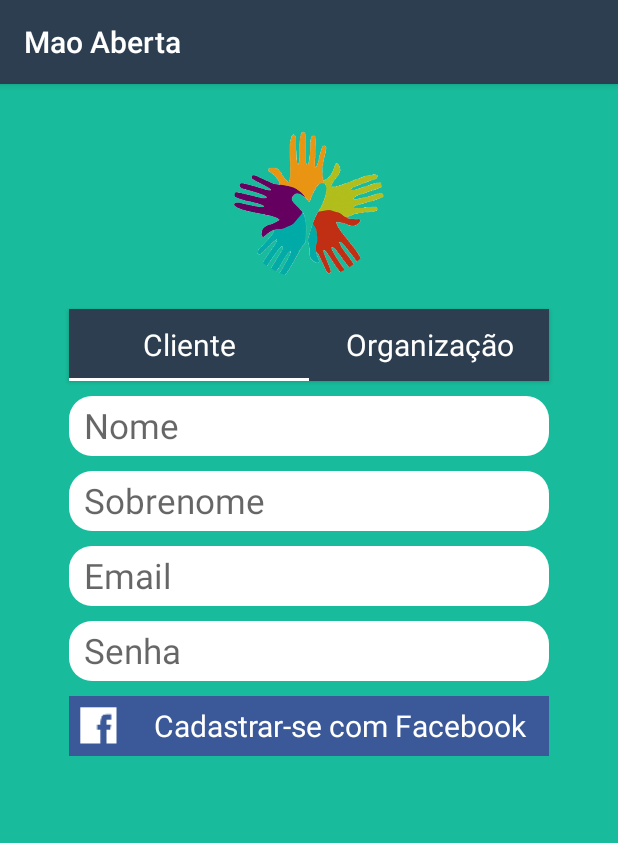
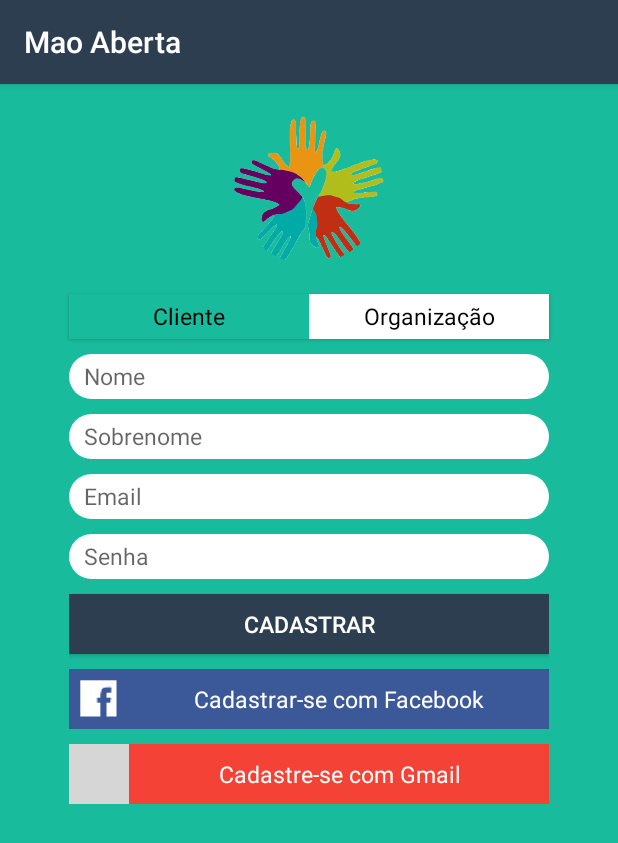
Before and after one commit to vicanalles/maoaberta, an Android app: the screen it shows after launch (CadastroActivity), after a tap on "Não tem cadastro? Cadastre-se agora!", on a phone screen of 412 x 824 dp. Shown: the top 843 px of the screen. Run offline under Robolectric (Android 15) with nearby library versions, the phone set to English and light mode, and no system bars; our stand-ins replace CircleImageView; grey boxes are pictures that could not be loaded.

Commit message:
Criacao tela de cadastro de cliente

```diff
--- a/app/src/main/java/com/maoaberta/vinicius/maoaberta/presentation/ui/activity/CadastroActivity.java
+++ b/app/src/main/java/com/maoaberta/vinicius/maoaberta/presentation/ui/activity/CadastroActivity.java
@@ -41,7 +41,7 @@ public class CadastroActivity extends AppCompatActivity {
         // Assiging the Sliding Tab Layout View
         tabs = (TabLayout) findViewById(R.id.tabs);
         tabs.setTabTextColors(ColorStateList.valueOf(Color.WHITE));
-        tabs.setSelectedTabIndicatorColor(Color.WHITE);
+        tabs.setSelectedTabIndicatorColor(getResources().getColor(R.color.backgroundColorApp));
         tabs.setupWithViewPager(pager);
 
         //Definição da fonte e da cor do texto das tabs
--- a/app/src/main/java/com/maoaberta/vinicius/maoaberta/presentation/ui/activity/LoginActivity.java
+++ b/app/src/main/java/com/maoaberta/vinicius/maoaberta/presentation/ui/activity/LoginActivity.java
@@ -39,8 +39,8 @@ public class LoginActivity extends AppCompatActivity {
         textViewAbrirCadastro = (TextView) findViewById(R.id.text_view_abrir_cadastro);
         buttonLogin = (Button) findViewById(R.id.button_login_app);
 
-        editTextEmail.setCompoundDrawablesWithIntrinsicBounds(R.drawable.ic_account_circle, 0, 0, 0);
-        editTextPassword.setCompoundDrawablesWithIntrinsicBounds(R.drawable.ic_lock_outline, 0, 0, 0);
+        //editTextEmail.setCompoundDrawablesWithIntrinsicBounds(R.drawable.ic_account_circle, 0, 0, 0);
+        //editTextPassword.setCompoundDrawablesWithIntrinsicBounds(R.drawable.ic_lock_outline, 0, 0, 0);
 
         textViewAbrirCadastro.setOnClickListener(new View.OnClickListener() {
             @Override
--- /dev/null
+++ b/app/src/main/res/drawable/tab_color_selector.xml
@@ -0,0 +1,5 @@
+<?xml version="1.0" encoding="utf-8"?>
+<selector xmlns:android="http://schemas.android.com/apk/res/android">
+    <item android:drawable="@color/backgroundColorApp" android:state_selected="true"/>
+    <item android:drawable="@color/textColorWhite"/>
+</selector>
--- a/app/src/main/res/layout/activity_cadastro.xml
+++ b/app/src/main/res/layout/activity_cadastro.xml
@@ -1,5 +1,6 @@
 <?xml version="1.0" encoding="utf-8"?>
 <LinearLayout xmlns:android="http://schemas.android.com/apk/res/android"
+    xmlns:app="http://schemas.android.com/apk/res-auto"
     android:layout_width="match_parent"
     android:layout_height="match_parent"
     android:background="@color/backgroundColorApp"
@@ -10,17 +11,18 @@
         android:layout_width="100dp"
         android:layout_height="100dp"
         android:layout_gravity="center_horizontal"
-        android:layout_marginTop="30dp"
+        android:layout_marginTop="20dp"
         android:src="@drawable/logo_mao_aberta" />
 
     <android.support.design.widget.TabLayout
         android:id="@+id/tabs"
         android:layout_width="320dp"
-        android:layout_height="wrap_content"
+        android:layout_height="30dp"
         android:layout_gravity="center_horizontal"
         android:layout_marginTop="20dp"
-        android:background="@color/tabLayoutBottomColor"
-        android:elevation="2dp" />
+        android:background="@color/textColorBlack"
+        android:elevation="2dp"
+        app:tabBackground="@drawable/tab_color_selector"/>
 
     <android.support.v4.view.ViewPager
         android:id="@+id/pager"
--- a/app/src/main/res/layout/activity_login.xml
+++ b/app/src/main/res/layout/activity_login.xml
@@ -17,7 +17,7 @@
             android:layout_width="100dp"
             android:layout_height="100dp"
             android:layout_centerHorizontal="true"
-            android:layout_marginTop="30dp"
+            android:layout_marginTop="20dp"
             android:src="@drawable/logo_mao_aberta" />
 
         <EditText
@@ -62,7 +62,7 @@
             android:background="@drawable/rounded_button"
             android:fontFamily="sans-serif"
             android:text="@string/entrar"
-            android:textColor="@color/textColorApp"
+            android:textColor="@color/textColorWhite"
             android:textSize="20sp"
             android:textStyle="normal" />
 
@@ -76,7 +76,7 @@
             android:fontFamily="sans-serif"
             android:text="@string/cadastrar_agora"
             android:textAlignment="center"
-            android:textColor="@color/textColorApp"
+            android:textColor="@color/textColorWhite"
             android:textStyle="normal" />
     </RelativeLayout>
 
--- a/app/src/main/res/layout/activity_splash_screen.xml
+++ b/app/src/main/res/layout/activity_splash_screen.xml
@@ -13,7 +13,7 @@
             android:layout_width="150dp"
             android:layout_height="150dp"
             android:layout_centerHorizontal="true"
-            android:layout_marginTop="30dp"
+            android:layout_marginTop="20dp"
             android:src="@drawable/logo_mao_aberta"/>
 
         <TextView
@@ -24,7 +24,7 @@
             android:layout_centerHorizontal="true"
             android:layout_below="@id/image_view_logo_app"
             android:layout_marginTop="50dp"
-            android:textColor="@color/textColorApp"
+            android:textColor="@color/textColorWhite"
             android:textSize="25sp"
             android:textStyle="normal"
             android:fontFamily="sans-serif"/>
@@ -34,7 +34,7 @@
             android:layout_width="wrap_content"
             android:layout_height="wrap_content"
             android:text="Ajude Instituições"
-            android:textColor="@color/textColorApp"
+            android:textColor="@color/textColorWhite"
             android:layout_centerHorizontal="true"
             android:layout_below="@id/text_view_bem_vindo"
             android:layout_marginTop="25dp"
@@ -47,7 +47,7 @@
             android:layout_width="wrap_content"
             android:layout_height="wrap_content"
             android:text="Com o que quiser e quando puder."
-            android:textColor="@color/textColorApp"
+            android:textColor="@color/textColorWhite"
             android:layout_centerHorizontal="true"
             android:layout_below="@id/text_view_ajude"
             android:layout_marginTop="5dp"
--- a/app/src/main/res/layout/custom_tab.xml
+++ b/app/src/main/res/layout/custom_tab.xml
@@ -3,8 +3,8 @@
     android:id="@android:id/text1"
     android:layout_width="match_parent"
     android:layout_height="match_parent"
-    android:textSize="20sp"
-    android:textColor="@color/textColorApp"
+    android:textSize="15sp"
+    android:textColor="@color/textColorBlack"
     android:textStyle="normal"
     android:gravity="center">
 
--- a/app/src/main/res/layout/tab_cadastro_cliente.xml
+++ b/app/src/main/res/layout/tab_cadastro_cliente.xml
@@ -12,40 +12,40 @@
         <EditText
             android:id="@+id/edit_text_nome_cadastro_cliente"
             android:layout_width="match_parent"
-            android:layout_height="40dp"
+            android:layout_height="30dp"
             android:layout_centerHorizontal="true"
             android:layout_marginTop="10dp"
             android:background="@drawable/rounded_edittext"
             android:fontFamily="sans-serif"
             android:hint="@string/nome_cliente"
-            android:inputType="textCapCharacters"
+            android:inputType="text"
             android:paddingLeft="10dp"
             android:textAlignment="textStart"
             android:textColor="@android:color/black"
-            android:textSize="23sp"
+            android:textSize="15sp"
             android:textStyle="normal" />
 
         <EditText
             android:id="@+id/edit_text_sobrenome_cadastro_cliente"
             android:layout_width="match_parent"
-            android:layout_height="40dp"
+            android:layout_height="30dp"
             android:layout_below="@id/edit_text_nome_cadastro_cliente"
             android:layout_centerHorizontal="true"
             android:layout_marginTop="10dp"
             android:background="@drawable/rounded_edittext"
             android:fontFamily="sans-serif"
             android:hint="@string/sobrenome"
-            android:inputType="textCapCharacters"
+            android:inputType="text"
             android:paddingLeft="10dp"
             android:textAlignment="textStart"
             android:textColor="@android:color/black"
-            android:textSize="23sp"
+            android:textSize="15sp"
             android:textStyle="normal" />
 
         <EditText
             android:id="@+id/edit_text_email_cadastro_cliente"
             android:layout_width="match_parent"
-            android:layout_height="40dp"
+            android:layout_height="30dp"
             android:layout_below="@id/edit_text_sobrenome_cadastro_cliente"
             android:layout_centerHorizontal="true"
             android:layout_marginTop="10dp"
@@ -56,13 +56,13 @@
             android:paddingLeft="10dp"
             android:textAlignment="textStart"
             android:textColor="@android:color/black"
-            android:textSize="23sp"
+            android:textSize="15sp"
             android:textStyle="normal" />
 
         <EditText
             android:id="@+id/edit_text_senha_cadastro_cliente"
             android:layout_width="match_parent"
-            android:layout_height="40dp"
+            android:layout_height="30dp"
             android:layout_below="@id/edit_text_email_cadastro_cliente"
             android:layout_centerHorizontal="true"
             android:layout_marginTop="10dp"
@@ -73,13 +73,26 @@
             android:paddingLeft="10dp"
             android:textAlignment="textStart"
             android:textColor="@android:color/black"
-            android:textSize="23sp"
+            android:textSize="15sp"
             android:textStyle="normal" />
 
-        <LinearLayout
+        <Button
+            android:id="@+id/button_cadastrar_cliente"
             android:layout_width="match_parent"
             android:layout_height="40dp"
             android:layout_below="@id/edit_text_senha_cadastro_cliente"
+            android:text="@string/cadastrar"
+            android:textAlignment="center"
+            android:textColor="@color/textColorWhite"
+            android:textSize="15sp"
+            android:background="@color/tabLayoutBottomColor"
+            android:layout_marginTop="10dp"/>
+
+        <LinearLayout
+            android:id="@+id/linear_layout_facebook"
+            android:layout_width="match_parent"
+            android:layout_height="40dp"
+            android:layout_below="@id/button_cadastrar_cliente"
             android:layout_marginTop="10dp"
             android:background="@color/facebook_background_button_color"
             android:orientation="horizontal">
@@ -96,11 +109,41 @@
                 android:layout_height="40dp"
                 android:fontFamily="sans-serif"
                 android:gravity="center_vertical"
-                android:text="Cadastrar-se com Facebook"
+                android:text="@string/string_text_facebook"
                 android:textAlignment="center"
-                android:textColor="@color/textColorApp"
-                android:textSize="20sp"
+                android:layout_gravity="center_vertical"
+                android:textColor="@color/textColorWhite"
+                android:textSize="15sp"
                 android:textStyle="normal" />
+        </LinearLayout>
+
+        <LinearLayout
+            android:layout_width="match_parent"
+            android:layout_height="40dp"
+            android:orientation="horizontal"
+            android:layout_marginTop="10dp"
+            android:background="@color/gmail_background_button_color"
+            android:layout_below="@id/linear_layout_facebook">
+
+            <ImageView
+                android:id="@+id/image_view_gmail_logo"
+                android:layout_width="40dp"
+                android:layout_height="40dp"
+                android:src="@drawable/ic_action_gmail"/>
+
+            <TextView
+                android:id="@+id/text_view_gmail_cadastro"
+                android:layout_width="match_parent"
+                android:layout_height="40dp"
+                android:fontFamily="sans-serif"
+                android:gravity="center_vertical"
+                android:text="@string/string_text_gmail"
+                android:textAlignment="center"
+                android:layout_gravity="center_vertical"
+                android:textColor="@color/textColorWhite"
+                android:textSize="15sp"
+                android:textStyle="normal"/>
+
         </LinearLayout>
 
     </RelativeLayout>
--- a/app/src/main/res/values/colors.xml
+++ b/app/src/main/res/values/colors.xml
@@ -5,6 +5,8 @@
     <color name="colorAccent">#FF4081</color>
     <color name="backgroundColorApp">#18BC9C</color>
     <color name="tabLayoutBottomColor">#2C3E50</color>
-    <color name="textColorApp">#ffffff</color>
+    <color name="textColorBlack">#000000</color>
+    <color name="textColorWhite">#FFFFFF</color>
     <color name="facebook_background_button_color">#3B5998</color>
+    <color name="gmail_background_button_color">#F44336</color>
 </resources>
--- a/app/src/main/res/values/strings.xml
+++ b/app/src/main/res/values/strings.xml
@@ -6,4 +6,7 @@
     <string name="cadastrar_agora">Não tem cadastro? Cadastre-se agora!</string>
     <string name="nome_cliente">Nome</string>
     <string name="sobrenome">Sobrenome</string>
+    <string name="string_text_facebook">Cadastrar-se com Facebook</string>
+    <string name="cadastrar">Cadastrar</string>
+    <string name="string_text_gmail">Cadastre-se com Gmail</string>
 </resources>
```
